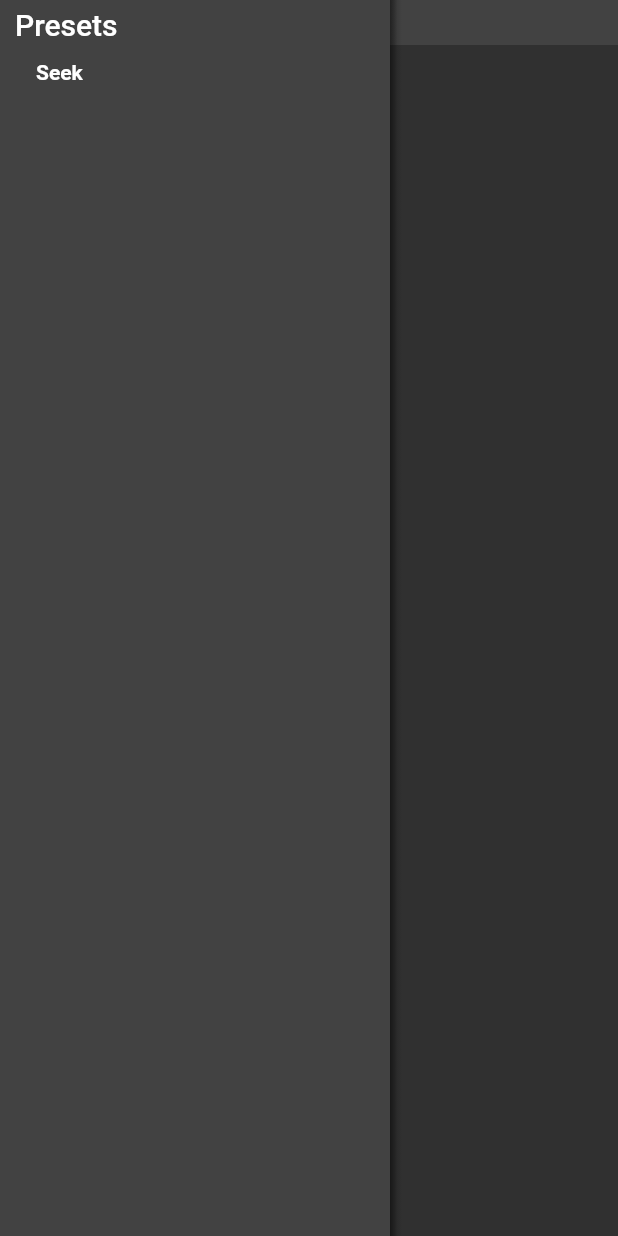
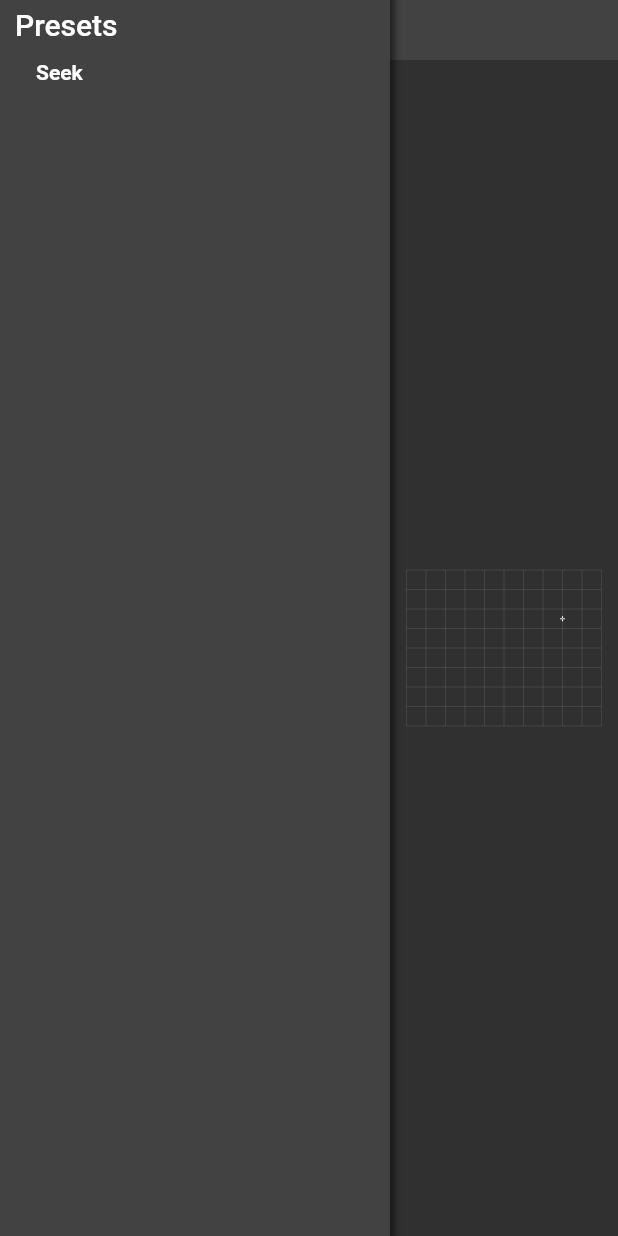
Before and after one commit to flame-engine/radiance, a Flutter app: the screen it shows after launch, on a phone screen of 412 x 824 dp. Run offline on Flutter 3.47's test engine with Material 2 defaults, Android fonts, the light colour scheme and no system bars.

Commit message:
add scene rendering

```diff
--- a/sandbox/lib/agents.dart
+++ b/sandbox/lib/agents.dart
@@ -36,6 +36,10 @@ abstract class Agent implements Steerable {
   Kinematics kinematics;
 
   void render(Canvas canvas);
+
+  void update(double dt) {
+    kinematics.update(dt);
+  }
 }
 
 class StaticTarget extends Agent {
--- a/sandbox/lib/main.dart
+++ b/sandbox/lib/main.dart
@@ -1,5 +1,9 @@
 import 'package:flutter/material.dart';
+
 import 'left_menu.dart';
+import 'presets.dart';
+import 'scene.dart';
+import 'scene_widget.dart';
 
 void main() {
   runApp(
@@ -20,12 +24,14 @@ class _MyScaffold extends StatefulWidget {
 
 class SandboxState extends State<_MyScaffold> {
   int currentPreset = 0;
+  Scene get currentScene => kPresets[currentPreset];
 
   @override
   Widget build(BuildContext context) {
     final bgColor = Theme.of(context).scaffoldBackgroundColor;
     return Row(
       children: [
+        // Left-side panel containing the list of presets
         Container(
           decoration: BoxDecoration(
             color: Theme.of(context).cardColor,
@@ -39,17 +45,20 @@ class SandboxState extends State<_MyScaffold> {
               Container(color: bgColor),
               Column(
                 children: [
+                  // Top menu
                   Container(
-                    constraints: const BoxConstraints.expand(height: 30),
+                    constraints: const BoxConstraints.expand(height: 40),
                     color: Theme.of(context).cardColor,
                   ),
+                  // Main canvas area
                   Expanded(
-                    child: Container(),
+                    child: Padding(
+                      padding: const EdgeInsets.all(10),
+                      child: SceneWidget(this),),
                   ),
                 ],
               ),
-              Row(
-                children: [
+              // Shadow effect for the left-side panel
               Container(
                 decoration: const BoxDecoration(
                   gradient: LinearGradient(
@@ -64,11 +73,6 @@ class SandboxState extends State<_MyScaffold> {
                 ),
                 constraints: const BoxConstraints.expand(width: 8),
               ),
-                  Expanded(
-                    child: Container(),
-                  ),
-                ],
-              ),
             ],
           ),
         ),
--- /dev/null
+++ b/sandbox/lib/scene.dart
@@ -0,0 +1,21 @@
+
+import 'dart:ui';
+
+import 'agents.dart';
+
+class Scene {
+  Scene(this.name);
+
+  final String name;
+  final List<Agent> entities = [];
+
+  void add(Agent agent) => entities.add(agent);
+
+  void update(double dt) {
+    entities.forEach((agent) => agent.update(dt));
+  }
+
+  void render(Canvas canvas) {
+    entities.forEach((agent) => agent.render(canvas));
+  }
+}
--- /dev/null
+++ b/sandbox/lib/scene_widget.dart
@@ -0,0 +1,89 @@
+import 'package:flutter/material.dart';
+import 'package:flutter/scheduler.dart';
+import 'main.dart';
+
+/// This widget is responsible for drawing the main canvas and implementing
+/// a simple "game loop" to continuously update it.
+class SceneWidget extends StatefulWidget {
+  const SceneWidget(this.app);
+
+  final SandboxState app;
+
+  @override
+  State createState() => _SceneWidgetState();
+}
+
+class _SceneWidgetState extends State<SceneWidget> {
+  Ticker? ticker;
+  Duration currentTime = Duration.zero;
+  double dt = 0.0;
+
+  void _handleTick(Duration time) {
+    setState(() {
+      dt = (time - currentTime).inMicroseconds / 1000000;
+      currentTime = time;
+      widget.app.currentScene.update(dt);
+    });
+  }
+
+  @override
+  void initState() {
+    super.initState();
+    ticker = Ticker(_handleTick) ..start();
+  }
+
+  @override
+  void dispose() {
+    super.dispose();
+    ticker?.dispose();
+  }
+
+  @override
+  Widget build(BuildContext context) {
+    return Align(
+      child: AspectRatio(
+        aspectRatio: 100 / 80,
+        child: CustomPaint(
+          painter: _ScenePainter(widget.app),
+        ),
+      ),
+    );
+  }
+}
+
+class _ScenePainter extends CustomPainter {
+  _ScenePainter(this.app);
+
+  SandboxState app;
+
+  static final gridPaint = Paint()
+    ..style = PaintingStyle.stroke
+    ..color = const Color(0x18FFFFFF);
+
+  @override
+  void paint(Canvas canvas, Size size) {
+    canvas.save();
+    canvas.clipRect(Rect.fromLTRB(0, 0, size.width, size.height));
+    canvas.translate(size.width / 2, size.height / 2);
+    canvas.scale(size.width / 200 - 0.01);
+    canvas.scale(1, -1);
+    for (var i = -80.0; i <= 80.0; i += 20.0) {
+      canvas.drawLine(Offset(-100, i), Offset(100, i), gridPaint);
+    }
+    for (var i = -100.0; i <= 100.0; i += 20.0) {
+      canvas.drawLine(Offset(i, -80), Offset(i, 80), gridPaint);
+    }
+    _paintScene(canvas);
+    canvas.restore();
+  }
+
+  void _paintScene(Canvas canvas) {
+    final scene = app.currentScene;
+    for (final entity in scene.entities) {
+      entity.render(canvas);
+    }
+  }
+
+  @override
+  bool shouldRepaint(CustomPainter old) => true;
+}
```
Also changed, not shown: sandbox/lib/presets.dart (+5 -13 lines). Lines whose indentation alone changed are shown as unchanged.
